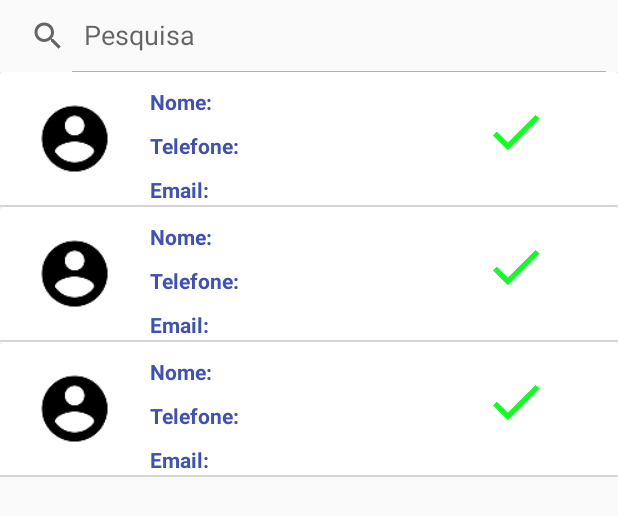
After one commit to TobiasAndre/CapstoneStage2, an Android app: the layout activity_customer_list.xml on its own in the app's theme, with its tools: preview values and no code run, on a phone screen of 412 x 824 dp. The commit adds this screen. Shown: the top 516 px of the screen. Run offline under Robolectric (Android 15) with nearby library versions, the phone set to English and light mode, and no system bars.

Commit message:
* Customer List screen implementation

```diff
--- a/app/src/main/java/com/tobiasandre/goestetica/database/GoEsteticaDBHelper.java
+++ b/app/src/main/java/com/tobiasandre/goestetica/database/GoEsteticaDBHelper.java
@@ -26,6 +26,8 @@ public class GoEsteticaDBHelper extends SQLiteOpenHelper{
                         GoEsteticaContract.CustomerEntry.COLUMN_CUSTOMER_FONE + " STRING ,"+
                         GoEsteticaContract.CustomerEntry.COLUMN_CUSTOMER_CELLPHONE + " STRING ,"+
                         GoEsteticaContract.CustomerEntry.COLUMN_CUSTOMER_DEFAULT_PAYMENT_TYPE + " STRING ,"+
+                        GoEsteticaContract.CustomerEntry.COLUMN_CUSTOMER_EMAIL+" STRING ,"+
+                        GoEsteticaContract.CustomerEntry.COLUMN_CUSTOMER_ADDRESS+" STRING,"+
                         GoEsteticaContract.CustomerEntry.COLUMN_CUSTOMER_PHOTO + " STRING,"+
                 " UNIQUE (" + GoEsteticaContract.CustomerEntry._ID + ") ON CONFLICT REPLACE);";
 
--- /dev/null
+++ b/app/src/main/res/layout/activity_customer_list.xml
@@ -0,0 +1,39 @@
+<?xml version="1.0" encoding="utf-8"?>
+<LinearLayout xmlns:android="http://schemas.android.com/apk/res/android"
+    xmlns:app="http://schemas.android.com/apk/res-auto"
+    xmlns:tools="http://schemas.android.com/tools"
+    android:layout_width="match_parent"
+    android:layout_height="wrap_content"
+    android:orientation="vertical"
+    tools:context="com.tobiasandre.goestetica.ui.CustomerListActivity">
+
+    <android.support.v7.widget.SearchView
+        android:layout_width="match_parent"
+        android:layout_height="wrap_content"
+        android:focusable="false"
+        app:queryHint="Pesquisa"
+        app:iconifiedByDefault="false" />
+
+    <ScrollView
+        android:layout_width="match_parent"
+        android:layout_height="wrap_content">
+
+        <android.support.v7.widget.RecyclerView
+            android:id="@+id/recycler_customers"
+            android:layout_width="match_parent"
+            android:layout_height="wrap_content"
+            app:layoutManager="LinearLayoutManager"
+            tools:listitem="@layout/item_contact">
+
+        </android.support.v7.widget.RecyclerView>
+
+    </ScrollView>
+
+    <ProgressBar
+        android:id="@+id/pb_loading_indicator"
+        android:layout_width="42dp"
+        android:layout_height="42dp"
+        android:layout_gravity="center"
+        android:visibility="invisible" />
+
+</LinearLayout>
```
Also changed, not shown: app/src/main/AndroidManifest.xml (+6 -4 lines), app/src/main/java/com/tobiasandre/goestetica/ui/Adapter/CustomerAdapter.java (added, +103 -0 lines), app/src/main/java/com/tobiasandre/goestetica/ui/CustomerFragment.java (+15 -1 lines), app/src/main/java/com/tobiasandre/goestetica/ui/CustomerListActivity.java (added, +111 -0 lines).
